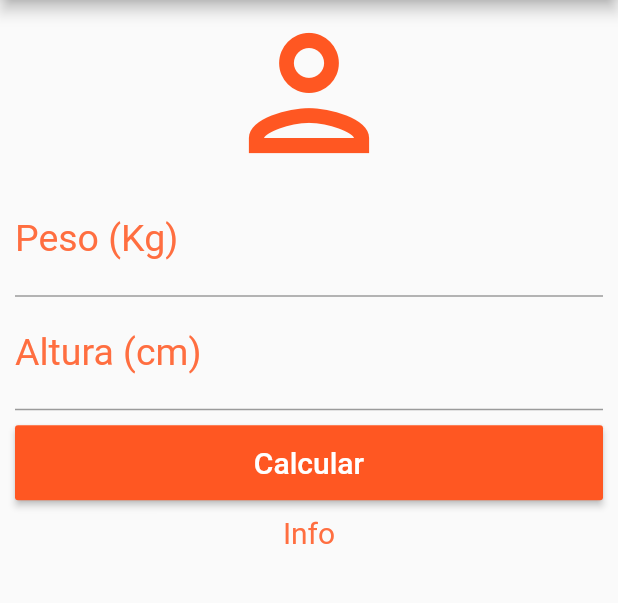
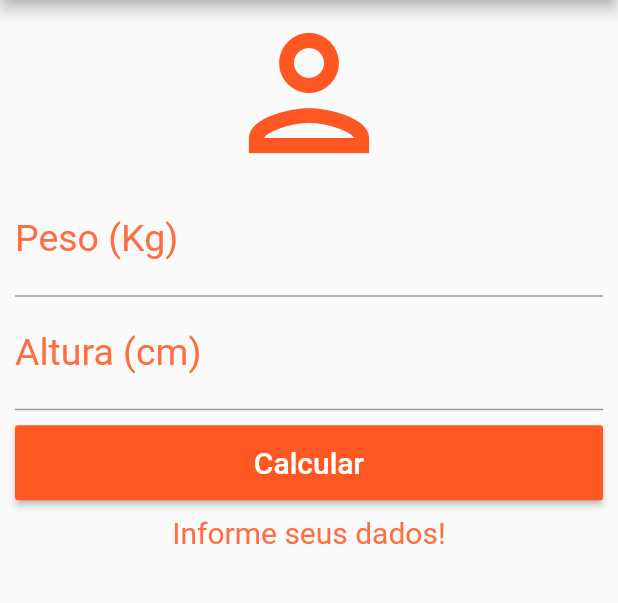
Before and after one commit to vitteixe/Calculadora_IMC, a Flutter app: the screen it shows after launch, after a tap on "Calcular", on a phone screen of 412 x 824 dp, the part 84-687 px from its top. Run offline on Flutter 3.47's test engine with Material 2 defaults, Android fonts, the phone set to English and light mode, and no system bars.

Commit message:
Controladores e funções

```diff
--- a/lib/main.dart
+++ b/lib/main.dart
@@ -15,6 +15,46 @@
 }
 
 class _CalcIMCState extends State<CalcIMC> {
+
+  //-- Controladores --//
+  TextEditingController pesoController = TextEditingController();
+  TextEditingController alturaController = TextEditingController();
+  //-! Controladores --//
+
+  String _infoText = "Informe seus dados!";
+
+  //-- Função de Reset --//
+  void _reset () {
+    pesoController.text = "";
+    alturaController.text = "";
+    _infoText= "Informe seus dados!";
+  }
+  //-! Função de Reset --//
+
+  //-- Função calcular --/
+  void _calculate () {
+    setState(() {
+      double peso = double.parse(pesoController.text);   //trasnformando texto em double
+      double altura = double.parse(alturaController.text)/100;
+      double imc = peso / (altura * altura);
+      print(imc);
+      if(imc < 18.6){
+        _infoText= "Abaixo do Peso ${imc.toStringAsPrecision(3)}"; //3 digitos
+      }else if(imc >= 18.6 && imc < 24.9){
+        _infoText= "Peso Ideal ${imc.toStringAsPrecision(3)}"; //3 digitos
+      }else if(imc >= 24.9 && imc < 29.9){
+        _infoText= "Levemente Acima do Peso ${imc.toStringAsPrecision(3)}"; //3 digitos
+      }else if(imc >= 29.9 && imc < 34.9){
+        _infoText= "Obesidade Grau I ${imc.toStringAsPrecision(3)}"; //3 digitos
+      }else if(imc >= 34.9 && imc < 39.9){
+        _infoText= "Obesidade Grau II ${imc.toStringAsPrecision(3)}"; //3 digitos
+      }else if(imc >= 40){
+        _infoText= "Obesidade Grau III ${imc.toStringAsPrecision(3)}"; //3 digitos
+      }
+    });
+  }
+  //-! Função calcular --/
+
   @override
   Widget build(BuildContext context) {
     return Scaffold(
@@ -25,7 +65,7 @@
         actions: <Widget>[
           IconButton(
             icon: const Icon(Icons.refresh),
-            onPressed: () {},
+            onPressed: (_reset),
           ),
         ],
       ),
@@ -36,7 +76,7 @@
           crossAxisAlignment: CrossAxisAlignment.stretch,  //Alinhando conteúdo da coluna
           children:  <Widget>[
             const Icon(Icons.person_outlined, size: 120.0, color: Colors.deepOrange),
-            const TextField(
+            TextField(
               keyboardType: TextInputType.number,
               decoration: InputDecoration(
                 labelText: "Peso (Kg)",
@@ -44,9 +84,10 @@
               ),
               textAlign: TextAlign.center,
               style: TextStyle(color: Colors.deepOrangeAccent, fontSize: 25.0),
+              controller: pesoController
             ),
 
-            const TextField(
+            TextField(
               keyboardType: TextInputType.number,
               decoration: InputDecoration(
                 labelText: "Altura (cm)",
@@ -54,6 +95,7 @@
               ),
               textAlign: TextAlign.center,
               style: TextStyle(color: Colors.deepOrangeAccent, fontSize: 25.0),
+              controller: alturaController,
             ),
 
             Padding(
@@ -61,7 +103,7 @@
               child: SizedBox(
                 height: 50.0,
                 child: RaisedButton(
-                  onPressed: () {},
+                  onPressed:(_calculate),
                   child: const Text("Calcular",
                     style: TextStyle(color: Colors.white, fontSize: 20.0),),
                   color: Colors.deepOrange,
@@ -69,9 +111,9 @@
               ),
             ),
 
-            const Text("Info",
+            Text(_infoText,
               textAlign: TextAlign.center,
-              style: TextStyle(fontSize: 20, color: Colors.deepOrangeAccent),
+              style: const TextStyle(fontSize: 20, color: Colors.deepOrangeAccent),
             ),
 
           ],
```
